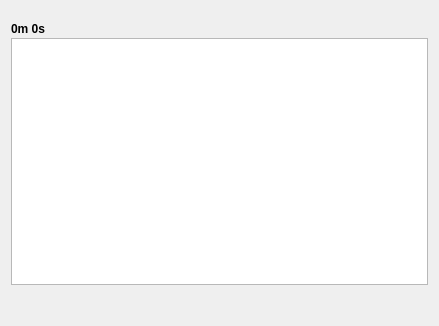
The window that GUI/playlist/GUI_Playlist.ui (rbg2024/upplay) describes before a commit, drawn with Qt 5.
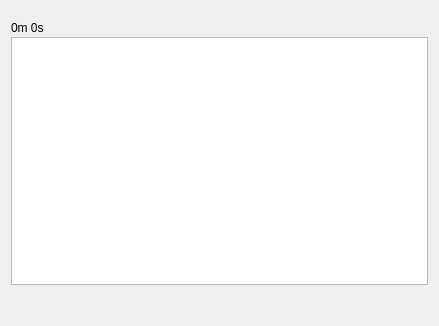
The same window after the commit. Icons and pictures are not drawn. Custom widgets are drawn as their Qt base class.

Commit message: Arrange so that almost all font sizes can be adjusted from the style sheet, with appropriate consequent geometry adjustments

```diff
--- a/GUI/playlist/GUI_Playlist.ui
+++ b/GUI/playlist/GUI_Playlist.ui
@@ -26,24 +26,6 @@
       <layout class="QHBoxLayout" name="horizontalLayout">
        <item>
         <widget class="QLabel" name="lab_totalTime">
-         <property name="minimumSize">
-          <size>
-           <width>0</width>
-           <height>25</height>
-          </size>
-         </property>
-         <property name="maximumSize">
-          <size>
-           <width>1000</width>
-           <height>16777215</height>
-          </size>
-         </property>
-         <property name="font">
-          <font>
-           <weight>75</weight>
-           <bold>true</bold>
-          </font>
-         </property>
          <property name="text">
           <string notr="true">0m 0s</string>
          </property>
@@ -57,12 +39,6 @@
          <property name="orientation">
           <enum>Qt::Horizontal</enum>
          </property>
-         <property name="sizeHint" stdset="0">
-          <size>
-           <width>40</width>
-           <height>20</height>
-          </size>
-         </property>
         </spacer>
        </item>
        <item>
```
The commit also changes 17 other files.
